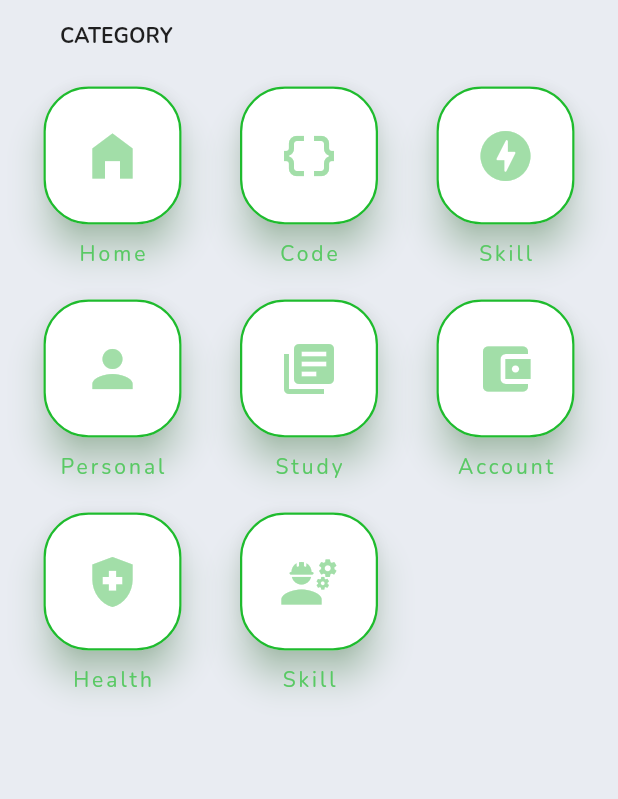
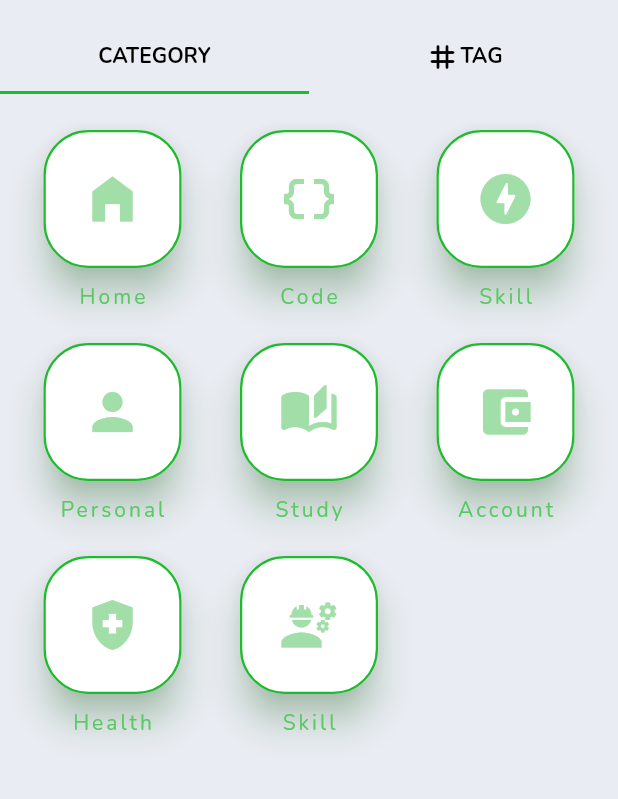
Before and after one commit to wahedzaman/get_it_done, a Flutter app: the HomePageContainerScreen screen opened directly, on a phone screen of 412 x 824 dp, the part 62-861 px from its top. Run offline on Flutter 3.47's test engine with Material 2 defaults, Android fonts, the light colour scheme and no system bars; our stand-ins replace gap, get.

Commit message:
GID MENU> Tag Tab screen added

```diff
--- a/lib/ui/screens/category/category_list_screen.dart
+++ b/lib/ui/screens/category/category_list_screen.dart
@@ -1,16 +1,18 @@
 import 'package:GID/core/ui_color_constant.dart';
-import 'package:GID/core/ui_constants.dart';
+import 'package:GID/core/ui_utils.dart';
 import 'package:GID/ui/screens/category/category_list_item.dart';
+import 'package:GID/ui/screens/category/category_tab.dart';
+import 'package:GID/ui/screens/category/tag_tab.dart';
 import 'package:flutter/material.dart';
-import 'package:flutter/src/widgets/container.dart';
-import 'package:flutter/src/widgets/framework.dart';
 
 class CategoryListScreen extends StatelessWidget {
   const CategoryListScreen({super.key});
 
   @override
   Widget build(BuildContext context) {
-    return Scaffold(
+    return DefaultTabController(
+      length: 2,
+      child: Scaffold(
         appBar: AppBar(
           centerTitle: true,
           automaticallyImplyLeading: false,
@@ -20,40 +22,51 @@ class CategoryListScreen extends StatelessWidget {
           ),
         ),
         body: Column(
-        crossAxisAlignment: CrossAxisAlignment.start,
           children: [
-          const Padding(
-            padding: EdgeInsets.only(left: 40),
+            TabBar(
+              indicatorColor: const Color.fromARGB(255, 31, 187, 46),
+              tabs: [
+                const Tab(
                   child: Text(
                     'CATEGORY',
-              style: TextStyle(fontWeight: FontWeight.bold),
+                    style: TextStyle(
+                      fontWeight: FontWeight.bold,
+                      color: Colors.black,
                     ),
                   ),
-          Padding(
-            padding: const EdgeInsets.fromLTRB(12, 24, 12, 0),
-            child: GridView(
-              shrinkWrap: true,
-              gridDelegate: const SliverGridDelegateWithFixedCrossAxisCount(
-                crossAxisCount: 3,
-                mainAxisSpacing: 16,
-                crossAxisSpacing: 5,
                 ),
+                Tab(
+                  child: Row(
+                    // I want to hear bad report for using this row here from Wahed vaya
+                    mainAxisAlignment: MainAxisAlignment.center,
                     children: const [
-                CategoryListItem(icon: Icons.home_filled, text: 'Home'),
-                CategoryListItem(icon: Icons.data_object, text: 'Code'),
-                CategoryListItem(
-                    icon: Icons.offline_bolt_rounded, text: 'Skill'),
-                CategoryListItem(icon: Icons.person, text: 'Personal'),
-                CategoryListItem(icon: Icons.library_books, text: 'Study'),
-                CategoryListItem(
-                    icon: Icons.account_balance_wallet, text: 'Account'),
-                CategoryListItem(icon: Icons.health_and_safety, text: 'Health'),
-                CategoryListItem(icon: Icons.engineering, text: 'Skill'),
+                      Icon(
+                        Icons.tag_rounded,
+                        color: Colors.black,
+                      ),
+                      Text(
+                        'TAG',
+                        style: TextStyle(
+                          fontWeight: FontWeight.bold,
+                          color: Colors.black,
+                        ),
+                      ),
                     ],
                   ),
                 ),
               ],
             ),
+            const Expanded(
+              child: TabBarView(
+                children: [
+                  CategoryTab(),
+                  TagTab(),
+                ],
+              ),
+            )
+          ],
+        ),
+      ),
     );
   }
 }
--- /dev/null
+++ b/lib/ui/screens/category/category_tab.dart
@@ -0,0 +1,33 @@
+import 'package:GID/ui/screens/category/category_list_item.dart';
+import 'package:flutter/material.dart';
+
+class CategoryTab extends StatelessWidget {
+  const CategoryTab({
+    Key? key,
+  }) : super(key: key);
+
+  @override
+  Widget build(BuildContext context) {
+    return Padding(
+      padding: const EdgeInsets.fromLTRB(12, 24, 12, 0),
+      child: GridView(
+        shrinkWrap: true,
+        gridDelegate: const SliverGridDelegateWithFixedCrossAxisCount(
+          crossAxisCount: 3,
+          mainAxisSpacing: 16,
+          crossAxisSpacing: 5,
+        ),
+        children: const [
+          CategoryListItem(icon: Icons.home_filled, text: 'Home'),
+          CategoryListItem(icon: Icons.data_object, text: 'Code'),
+          CategoryListItem(icon: Icons.offline_bolt_rounded, text: 'Skill'),
+          CategoryListItem(icon: Icons.person, text: 'Personal'),
+          CategoryListItem(icon: Icons.auto_stories_rounded, text: 'Study'),
+          CategoryListItem(icon: Icons.account_balance_wallet, text: 'Account'),
+          CategoryListItem(icon: Icons.health_and_safety, text: 'Health'),
+          CategoryListItem(icon: Icons.engineering, text: 'Skill'),
+        ],
+      ),
+    );
+  }
+}
--- a/lib/ui/screens/home/home_page_container_screen.dart
+++ b/lib/ui/screens/home/home_page_container_screen.dart
@@ -1,7 +1,5 @@
 import 'package:GID/ui/screens/category/category_list_screen.dart';
 import 'package:flutter/material.dart';
-import 'package:flutter/src/widgets/container.dart';
-import 'package:flutter/src/widgets/framework.dart';
 
 class HomePageContainerScreen extends StatelessWidget {
   const HomePageContainerScreen({super.key});
@@ -12,6 +10,7 @@ class HomePageContainerScreen extends StatelessWidget {
       body: PageView(
         children: const [
           CategoryListScreen(),
+          Text('Todo'),
         ],
       ),
     );
```
Also changed, not shown: lib/ui/screens/auth/login_screen.dart (+7 -6 lines), lib/ui/screens/category/tag_tab.dart (added, +37 -0 lines), lib/ui/screens/category/tag_tap_button.dart (added, +44 -0 lines). Lines whose indentation alone changed are shown as unchanged.
